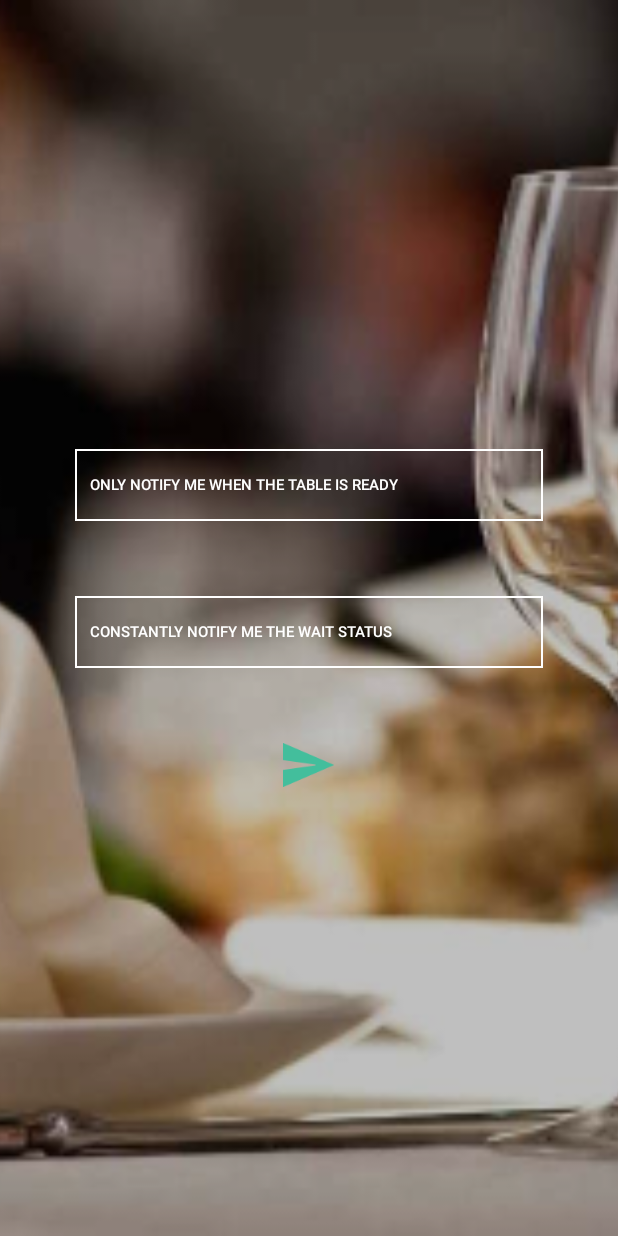
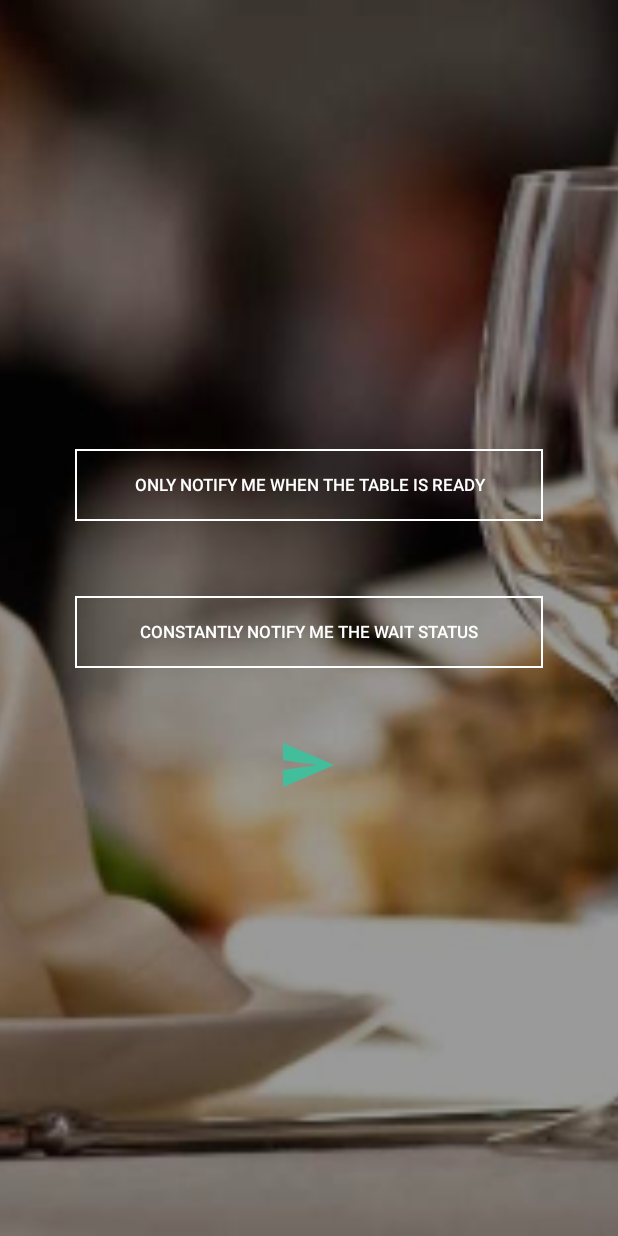
Before and after one commit to omusico/capstone_tap_it, an Android app: the layout fragment_preferences.xml on its own in the app's theme, with its tools: preview values and no code run, on a phone screen of 412 x 824 dp. Run offline under Robolectric (Android 15) with nearby library versions, the phone set to English and light mode, and no system bars.

Commit message:
style improvement

```diff
--- a/TapEat-Client/app/src/main/res/layout/fragment_preferences.xml
+++ b/TapEat-Client/app/src/main/res/layout/fragment_preferences.xml
@@ -15,7 +15,7 @@
     <RelativeLayout
         android:layout_width="fill_parent"
         android:layout_height="fill_parent"
-        android:background="#40000000">
+        android:background="#65000000">
 
         <LinearLayout
             android:orientation="horizontal"
@@ -44,8 +44,7 @@
                     android:paddingBottom="13dp"
                     android:background="@drawable/perference_button"
                     android:text="Only Notify Me When the Table is Ready"
-                    android:textSize="10dp"
-                    android:gravity="left|center_vertical"
+                    android:textSize="11dp"
                     android:padding="10dp" />
 
                 <Button
@@ -58,8 +57,7 @@
                     android:paddingBottom="13dp"
                     android:background="@drawable/perference_button"
                     android:text="Constantly notify me the wait status"
-                    android:textSize="10dp"
-                    android:gravity="left|center_vertical"
+                    android:textSize="11dp"
                     android:padding="10dp"
                     android:layout_marginTop="50dp" />
 
```
